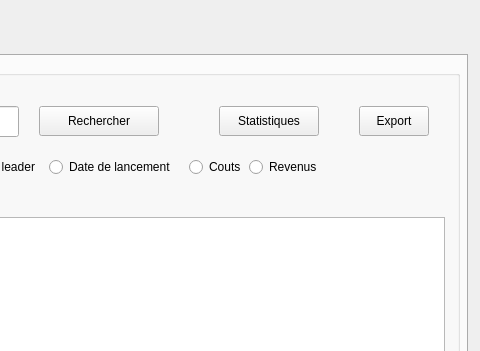
Before: the Qt Designer form Khalil SRIDI/gestionAmelioration/mainwindow.ui in KhalilSRIDI/Smart_Factory_2A1, drawn with Qt 5; both pictures show x 743 to 1223 and y 0 to 351 of the 1223 by 670 pixel window.
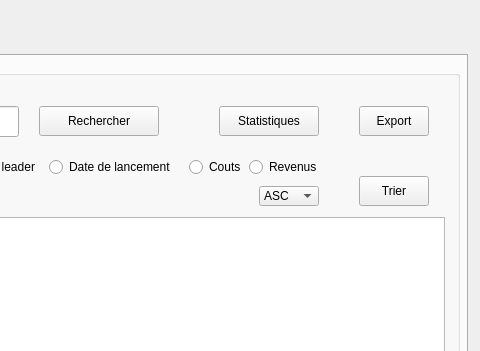
After: the same form once the commit is applied. The open tabs and pages were chosen to show the change.

The edit to the form file:
```diff
--- a/Khalil SRIDI/gestionAmelioration/mainwindow.ui
+++ b/Khalil SRIDI/gestionAmelioration/mainwindow.ui
@@ -437,6 +437,39 @@
         <string>Refresh</string>
        </property>
       </widget>
+      <widget class="QPushButton" name="pushTrierP">
+       <property name="geometry">
+        <rect>
+         <x>650</x>
+         <y>120</y>
+         <width>70</width>
+         <height>30</height>
+        </rect>
+       </property>
+       <property name="text">
+        <string>Trier</string>
+       </property>
+      </widget>
+      <widget class="QComboBox" name="comboBoxP">
+       <property name="geometry">
+        <rect>
+         <x>550</x>
+         <y>130</y>
+         <width>60</width>
+         <height>20</height>
+        </rect>
+       </property>
+       <item>
+        <property name="text">
+         <string>ASC</string>
+        </property>
+       </item>
+       <item>
+        <property name="text">
+         <string>DESC</string>
+        </property>
+       </item>
+      </widget>
      </widget>
     </widget>
     <widget class="QWidget" name="Formation">
```
Left out of the diff: 56 changed lines with no effect on the pictures.
